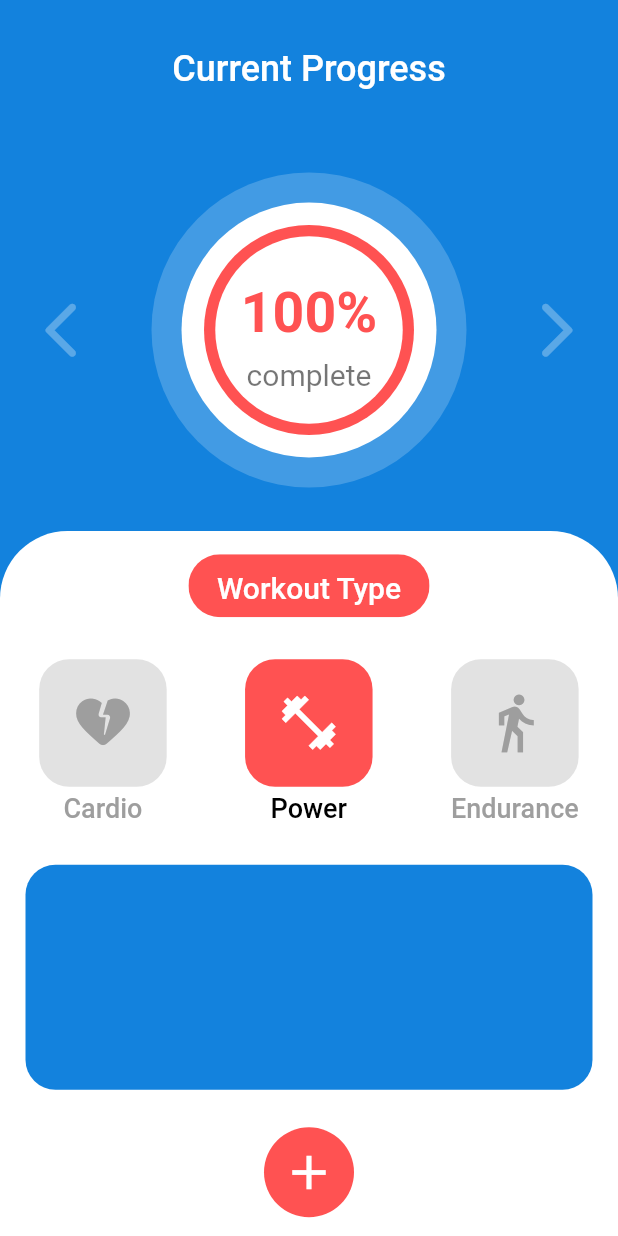
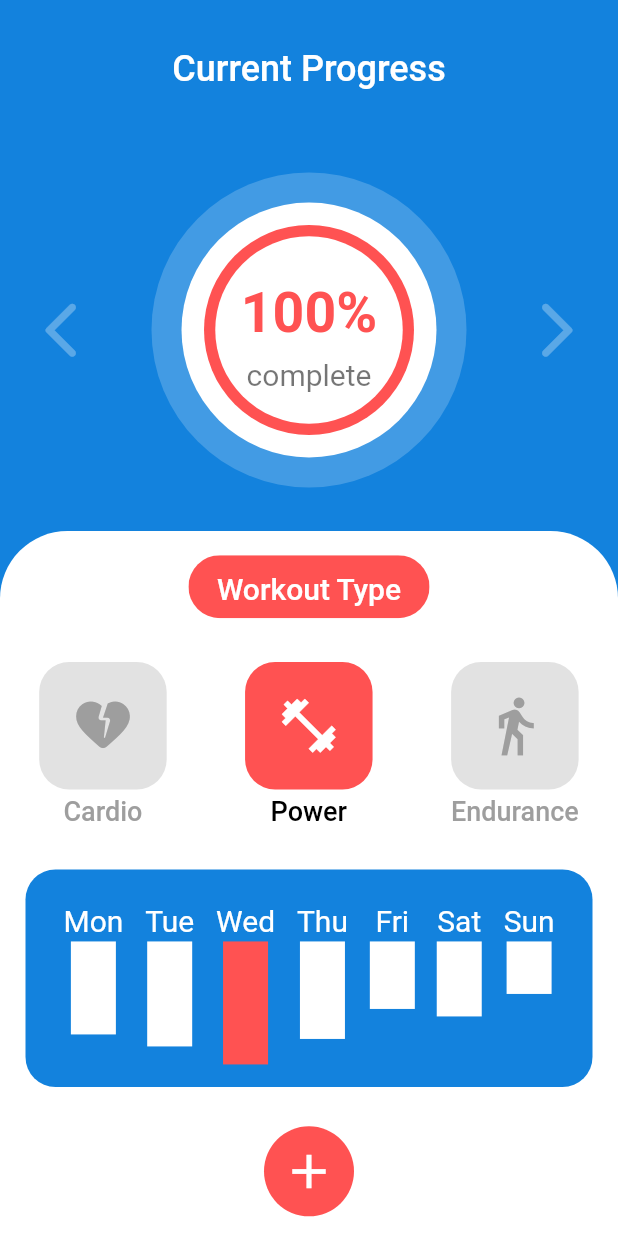
Before and after one commit to sadiksha1000/WorkoutTracker, a Flutter app: the OverviewScreen screen opened by its route, on a phone screen of 412 x 824 dp. Run offline on Flutter 3.47's test engine with Material 2 defaults, Android fonts, the phone set to English and light mode, and no system bars.

Commit message:
Current Progress

```diff
--- a/lib/screens/overview_screen.dart
+++ b/lib/screens/overview_screen.dart
@@ -152,12 +152,59 @@ class OverviewScreen extends StatelessWidget {
                     padding: const EdgeInsets.symmetric(horizontal: 17),
                     child: Container(
                         width: double.infinity,
-                      height: 150,
+                        height: 145,
                         decoration: BoxDecoration(
                           color: const Color.fromARGB(255, 19, 130, 221),
                           borderRadius: BorderRadius.circular(20),
                         ),
+                        child: Padding(
+                          padding: const EdgeInsets.only(
+                            left: 18,
+                            right: 18,
+                            top: 18,
                           ),
+                          child: Row(
+                            mainAxisAlignment: MainAxisAlignment.spaceAround,
+                            crossAxisAlignment: CrossAxisAlignment.start,
+                            children: const [
+                              WeeklyStats(
+                                height: 62,
+                                label: 'Mon',
+                                statColor: Colors.white,
+                              ),
+                              WeeklyStats(
+                                height: 70,
+                                label: 'Tue',
+                                statColor: Colors.white,
+                              ),
+                              WeeklyStats(
+                                height: 82,
+                                label: 'Wed',
+                                statColor: Colors.redAccent,
+                              ),
+                              WeeklyStats(
+                                height: 65,
+                                label: 'Thu',
+                                statColor: Colors.white,
+                              ),
+                              WeeklyStats(
+                                height: 45,
+                                label: 'Fri',
+                                statColor: Colors.white,
+                              ),
+                              WeeklyStats(
+                                height: 50,
+                                label: 'Sat',
+                                statColor: Colors.white,
+                              ),
+                              WeeklyStats(
+                                height: 35,
+                                label: 'Sun',
+                                statColor: Colors.white,
+                              ),
+                            ],
+                          ),
+                        )),
                   ),
                   Container(
                       width: 60,
@@ -177,6 +224,40 @@ class OverviewScreen extends StatelessWidget {
           ],
         ),
       ),
+    );
+  }
+}
+
+class WeeklyStats extends StatelessWidget {
+  final double height;
+  final Color statColor;
+  final String label;
+  const WeeklyStats({
+    Key? key,
+    required this.height,
+    required this.statColor,
+    required this.label,
+  }) : super(key: key);
+
+  @override
+  Widget build(BuildContext context) {
+    return Column(
+      crossAxisAlignment: CrossAxisAlignment.center,
+      children: [
+        Text(
+          label,
+          style: Theme.of(context).textTheme.displaySmall!.copyWith(
+                color: Colors.white,
+              ),
+        ),
+        Container(
+          height: height,
+          width: 30,
+          decoration: BoxDecoration(
+            color: statColor,
+          ),
+        ),
+      ],
     );
   }
 }
```
Lines whose indentation alone changed are shown as unchanged.
